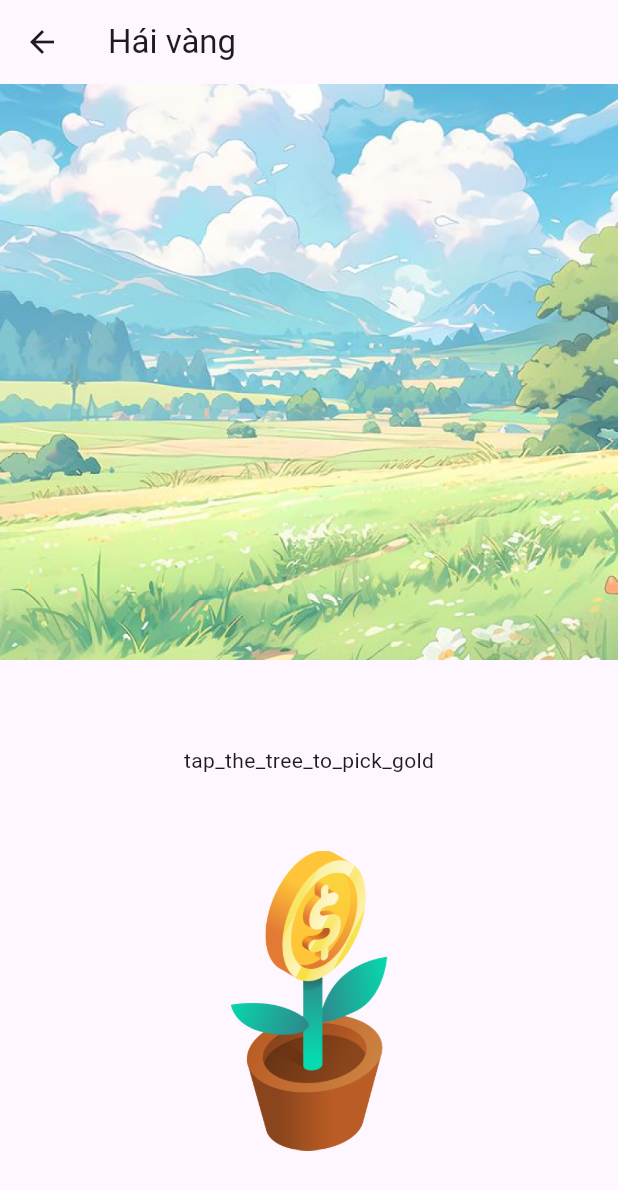
After one commit to TranDangKhoaID/Collect-Life-Game-Flutter, a Flutter app: the PickMoneyScreen screen opened by its route, on a phone screen of 412 x 824 dp. The commit adds this screen. Shown: the top 1190 px of the screen. Run offline on Flutter 3.47's test engine with Material 3 defaults, Android fonts, the phone set to English and light mode, and no system bars; our stand-ins replace get, get_it, injectable.

Commit message:
add pick money screen UI

```diff
--- a/lib/routes.dart
+++ b/lib/routes.dart
@@ -1,10 +1,12 @@
 import 'package:collect_life_game/navigation_menu.dart';
+import 'package:collect_life_game/screens/pick_money/pick_money.dart';
 import 'package:flutter/material.dart';
 
 class AppRoute {
   /// MARK: - Initials;
   static const String splashScreen = '/splash-screen';
   static const String navigationMenu = '/navigation-menu';
+  static const String pickMoneyScreen = '/pick-money-screen';
 
   static Route<dynamic> generateRoute(RouteSettings settings) {
     switch (settings.name) {
@@ -16,6 +18,11 @@ class AppRoute {
       case navigationMenu:
         return MaterialPageRoute(
           builder: (_) => const NavigationMenu(),
+          settings: settings,
+        );
+      case pickMoneyScreen:
+        return MaterialPageRoute(
+          builder: (_) => const PickMoneyScreen(),
           settings: settings,
         );
       default:
--- /dev/null
+++ b/lib/screens/pick_money/pick_money.dart
@@ -0,0 +1,51 @@
+import 'package:flutter/material.dart';
+
+class PickMoneyScreen extends StatefulWidget {
+  const PickMoneyScreen({super.key});
+
+  @override
+  State<PickMoneyScreen> createState() => _PickMoneyScreenState();
+}
+
+class _PickMoneyScreenState extends State<PickMoneyScreen> {
+  @override
+  Widget build(BuildContext context) {
+    Size size = MediaQuery.of(context).size;
+    return Scaffold(
+      appBar: AppBar(
+        title: Text('Hái vàng'),
+        elevation: 0,
+      ),
+      body: Column(
+        children: [
+          Expanded(
+            child: Image.asset(
+              width: double.infinity,
+              'assets/images/bg_pick_money.png',
+              fit: BoxFit.cover,
+            ),
+          ),
+          Expanded(
+            child: Column(
+              mainAxisAlignment: MainAxisAlignment.center,
+              children: [
+                Text('tap_the_tree_to_pick_gold'),
+                SizedBox(
+                  height: 50,
+                ),
+                GestureDetector(
+                  onTap: () {},
+                  child: Image.asset(
+                    width: 200,
+                    'assets/images/money-tree.png',
+                    fit: BoxFit.cover,
+                  ),
+                ),
+              ],
+            ),
+          )
+        ],
+      ),
+    );
+  }
+}
```
Also changed, not shown: lib/models/item_model.dart (added, +22 -0 lines), lib/screens/home/home_screen.dart (+9 -1 lines), assets/images/bg_pick_money.png (added), assets/images/money-tree.png (added), assets/images/tree_coin.webp (renamed from assets/images/three_coin.webp), lib/models/item_model.g.dart (added), lib/storage/app_preference.dart (added), 1 other file.
